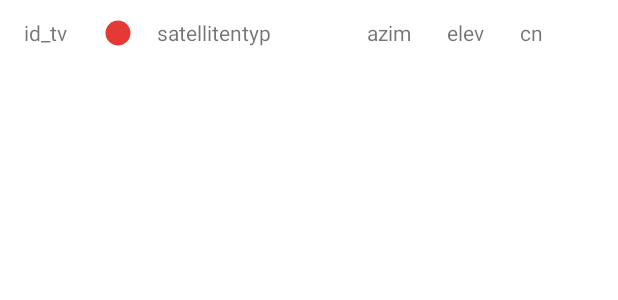
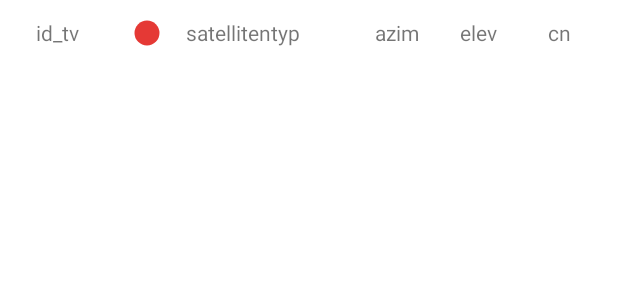
Before and after one commit to alschube/gnss-navigation-status, an Android app: the layout list_item_satellite.xml on its own in the app's theme, with its tools: preview values and no code run, on a phone screen of 412 x 824 dp. Shown: the top 300 px of the screen. Run offline under Robolectric (Android 15) with nearby library versions, the phone set to English and light mode, and no system bars; network calls fail.

Commit message:
added table headers & changed alignment of textViews

```diff
--- a/frontend/app/src/main/res/layout/list_item_satellite.xml
+++ b/frontend/app/src/main/res/layout/list_item_satellite.xml
@@ -7,10 +7,10 @@
 
     <TextView
         android:id="@+id/id_tv"
-        android:layout_width="wrap_content"
+        android:layout_width="40dp"
         android:layout_height="wrap_content"
         android:layout_alignParentStart="true"
-        android:layout_marginStart="16dp"
+        android:layout_marginStart="24dp"
         android:layout_marginTop="12dp"
         android:layout_marginBottom="12dp"
         android:text="id_tv" />
@@ -38,36 +38,36 @@
 
     <TextView
         android:id="@+id/azimut_tv"
-        android:layout_width="wrap_content"
+        android:layout_width="30dp"
         android:layout_height="wrap_content"
-        android:layout_marginStart="64dp"
+        android:layout_alignParentStart="true"
+        android:layout_marginStart="250dp"
         android:layout_marginTop="12dp"
         android:layout_marginBottom="12dp"
-        android:layout_toEndOf="@+id/sat_type_tv"
         android:text="azim"
-        android:textAlignment="textStart" />
+        android:textAlignment="center" />
 
     <TextView
         android:id="@+id/elevation_tv"
-        android:layout_width="wrap_content"
+        android:layout_width="30dp"
         android:layout_height="wrap_content"
         android:layout_marginStart="24dp"
         android:layout_marginTop="12dp"
         android:layout_marginBottom="12dp"
         android:layout_toEndOf="@+id/azimut_tv"
         android:text="elev"
-        android:textAlignment="textStart" />
+        android:textAlignment="center" />
 
     <TextView
         android:id="@+id/signal_strength_tv"
-        android:layout_width="wrap_content"
+        android:layout_width="30dp"
         android:layout_height="wrap_content"
         android:layout_alignParentEnd="true"
         android:layout_marginStart="24dp"
         android:layout_marginTop="12dp"
-        android:layout_marginEnd="16dp"
+        android:layout_marginEnd="24dp"
         android:layout_marginBottom="12dp"
         android:layout_toEndOf="@+id/elevation_tv"
         android:text="cn"
-        android:textAlignment="textStart" />
+        android:textAlignment="center" />
 </RelativeLayout>
--- a/frontend/app/src/main/res/values/strings.xml
+++ b/frontend/app/src/main/res/values/strings.xml
@@ -29,4 +29,9 @@
     <string name="RTCM_enable_text">RTCM aktivieren/deaktivieren</string>
     <string name="empty_string"> </string>
     <string name="switch_state">switch_state</string>
+    <string name="table_header_id">ID</string>
+    <string name="table_header_type">TYP</string>
+    <string name="table_header_azim">AZIM</string>
+    <string name="table_header_elev">ELEV</string>
+    <string name="table_header_signal_strength">C/N</string>
 </resources>
```
Also changed, not shown: frontend/app/src/main/res/layout/fragment_table.xml (+58 -2 lines).
